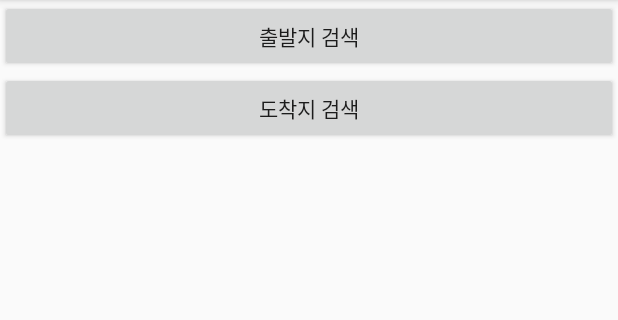
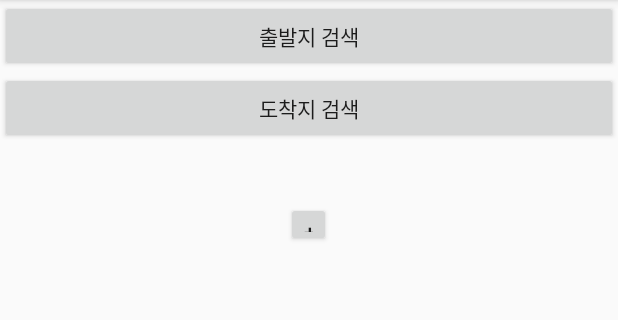
Before and after one commit to yangja057/WayProject, an Android app: the WRegiReviewActivity screen opened directly, with no data from a screen before it, on a phone screen of 412 x 824 dp, the part 84-404 px from its top. Run offline under Robolectric (Android 15) with nearby library versions, the phone set to English and light mode, and no system bars.

Commit message:
토할것같습니다람쥐
추가하는 것까지 햇스무니다. 사진은 천천히 넣겠습니다람쥐

```diff
--- a/app/src/main/java/com/example/yangj/wayproject/WRegiReviewActivity.java
+++ b/app/src/main/java/com/example/yangj/wayproject/WRegiReviewActivity.java
@@ -1,18 +1,25 @@
 package com.example.yangj.wayproject;
 
 import android.content.Intent;
+import android.graphics.drawable.Drawable;
 import android.os.Bundle;
 import android.support.v7.app.AppCompatActivity;
 import android.view.View;
+import android.widget.AdapterView;
 import android.widget.Button;
+import android.widget.ListView;
 import android.widget.TextView;
+import android.widget.Toast;
 
 import com.google.android.gms.common.GooglePlayServicesNotAvailableException;
 import com.google.android.gms.common.GooglePlayServicesRepairableException;
 import com.google.android.gms.location.places.Place;
 import com.google.android.gms.location.places.ui.PlacePicker;
 
+import java.util.List;
+
 public class WRegiReviewActivity extends AppCompatActivity {
+
 
     private static final int PLACE_PICKER_REQUEST = 1;
     private static int WHICH_POINT = 0; //StartingPoint 이면 0, EndingPoint 이면 1
@@ -22,15 +29,25 @@ public class WRegiReviewActivity extends AppCompatActivity {
 
     Button btnStartingPoint;
     Button btnEndingPoint;
+    Button AddButton;
 
     @Override
     protected void onCreate(Bundle savedInstanceState) {
         super.onCreate(savedInstanceState);
         setContentView(R.layout.activity_wregi_review);
+
+
+        ListView listView;
+        final WRegiReviewAdapter adapter=new WRegiReviewAdapter();
+
+        listView=(ListView)findViewById(R.id.listview1);
+        listView.setAdapter(adapter);
+
         tvStartingPoint = (TextView)findViewById(R.id.tvStartingPoint);
         tvEndingPoint = (TextView)findViewById(R.id.tvEndingPoint);
         btnStartingPoint = (Button)findViewById(R.id.btnStartingPoint);
         btnEndingPoint = (Button)findViewById(R.id.btnEndingPoint);
+        AddButton=(Button)findViewById(R.id.button3);
 
         btnStartingPoint.setOnClickListener(new View.OnClickListener() {
             @Override
@@ -42,6 +59,19 @@ public class WRegiReviewActivity extends AppCompatActivity {
             @Override
             public void onClick(View v) {
                 searchEndingPoint(v);
+            }
+        });
+
+        AddButton.setOnClickListener(new View.OnClickListener() {
+            @Override
+            public void onClick(View v) {
+                Toast.makeText(WRegiReviewActivity.this, "눌려?", Toast.LENGTH_SHORT ).show();
+                adapter.addItem();
+                adapter.notifyDataSetChanged();
+                //String titleStr=item.getTitle();
+                //String descStr=item.getDesc();
+                //int photo=item.getPhoto();
+                //Drawable iconDrawable=item.getIcon();
             }
         });
     }
--- a/app/src/main/res/layout/activity_wregi_review.xml
+++ b/app/src/main/res/layout/activity_wregi_review.xml
@@ -4,6 +4,7 @@
     xmlns:tools="http://schemas.android.com/tools"
     android:layout_width="match_parent"
     android:layout_height="match_parent"
+    android:gravity="center_horizontal"
     android:orientation="vertical"
     tools:context="com.example.yangj.wayproject.WRegiReviewActivity">
 
@@ -29,4 +30,23 @@
         android:layout_width="match_parent"
         android:layout_height="wrap_content" />
 
+    <LinearLayout
+        android:layout_width="wrap_content"
+        android:layout_height="wrap_content"
+        android:orientation="horizontal">
+
+        <Button
+            android:id="@+id/button3"
+            android:layout_width="30dp"
+            android:layout_height="30dp"
+            android:layout_gravity="center"
+            android:text="+" />
+    </LinearLayout>
+
+
+    <ListView
+        android:id="@+id/listview1"
+        android:layout_width="match_parent"
+        android:layout_height="match_parent"></ListView>
+
 </LinearLayout>
```
Also changed, not shown: app/src/main/java/com/example/yangj/wayproject/WRegiReviewAdapter.java (added, +87 -0 lines), app/src/main/java/com/example/yangj/wayproject/WRegiReviewItem.java (added, +25 -0 lines), app/src/main/res/layout/activity_wregi_review_item.xml (added, +36 -0 lines), app/src/main/res/drawable/base.png (added).
